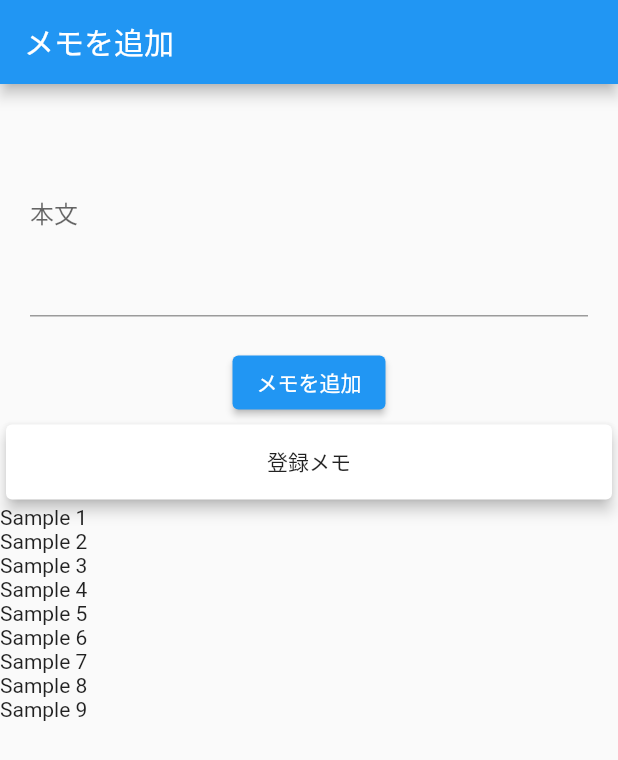
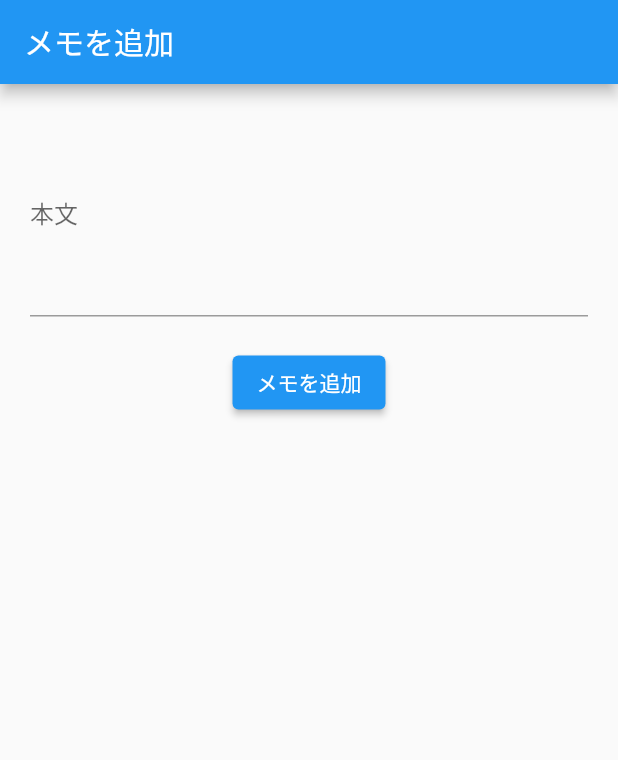
Before and after one commit to Yuta-KTD/one_minutes_memo, a Flutter app: the AddMemoScreen screen opened by its route, on a phone screen of 412 x 824 dp. Shown: the top 760 px of the screen. Run offline on Flutter 3.47's test engine with Material 2 defaults, Android fonts, the phone set to English and light mode, and no system bars; drawn by our look-alikes of flutter_form_builder; our stand-ins replace flutter_riverpod, form_builder_validators, freezed_annotation, go_router.

Commit message:
✨ : メモのリストをCustomScrollView + SlivarListで表現する (#5)
https://www.youtube.com/watch?v=LUqDNnv_dh0を見た結果、`shrinkWrap: true`
`physics: const
NeverScrollableScrollPhysics()`はやめた方が良さそうだったのでメモリストをCustomScrollView +
SlivarListで表現した。
今は都度buildが走るのでどっちでも問題なさそうだけど、今後既存のメモの編集とかをする実装とかが出てきた時に有効になりそう

```diff
--- a/lib/provider/memo_content_list.dart
+++ b/lib/provider/memo_content_list.dart
@@ -1,6 +1,4 @@
 import 'package:flutter_riverpod/flutter_riverpod.dart';
-
-final memoList = Provider((ref) => {});
 
 class MemoContentsNotifier extends StateNotifier<List<String>> {
   MemoContentsNotifier() : super([]);
--- a/lib/view/add_memo_sceen.dart
+++ b/lib/view/add_memo_sceen.dart
@@ -21,6 +21,7 @@ class AddMemoScreenState extends ConsumerState<AddMemoScreen> {
 
   @override
   Widget build(BuildContext context) {
+    final List<String> addedMemos = ref.watch(memoContentsProvider);
     return Scaffold(
       appBar: AppBar(
         title: const SimpleText(text: TextConst.memoTitle),
@@ -51,33 +52,18 @@ class AddMemoScreenState extends ConsumerState<AddMemoScreen> {
               ],
             ),
           ),
-          SingleChildScrollView(
-            child: Column(
-              children: [
-                const Card(
-                  elevation: 4,
-                  child: SizedBox(
-                      height: 50,
-                      width: double.infinity,
-                      child: Center(child: Text('登録メモ'))),
+          Expanded(
+            child: CustomScrollView(
+              slivers: <Widget>[
+                SliverList(
+                  delegate: SliverChildBuilderDelegate(
+                    (context, index) {
+                      return ListTile(
+                          title: SimpleText(text: addedMemos[index]));
+                    },
+                    childCount: addedMemos.length,
+                  ),
                 ),
-                // パフォーマンス的にやめた方が良さそう
-                // TODO: https://www.youtube.com/watch?v=LUqDNnv_dh0 のようにCustomScrollView/Sliver使う
-                ListView(
-                  shrinkWrap: true,
-                  physics: const NeverScrollableScrollPhysics(),
-                  children: const [
-                    Text('Sample 1'),
-                    Text('Sample 2'),
-                    Text('Sample 3'),
-                    Text('Sample 4'),
-                    Text('Sample 5'),
-                    Text('Sample 6'),
-                    Text('Sample 7'),
-                    Text('Sample 8'),
-                    Text('Sample 9'),
-                  ],
-                )
               ],
             ),
           ),
```
